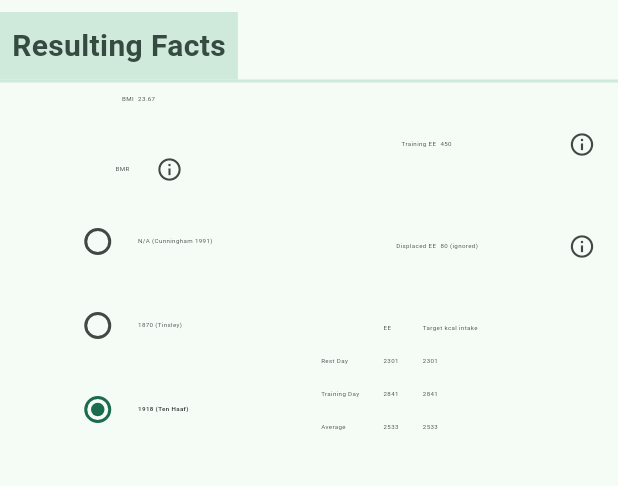
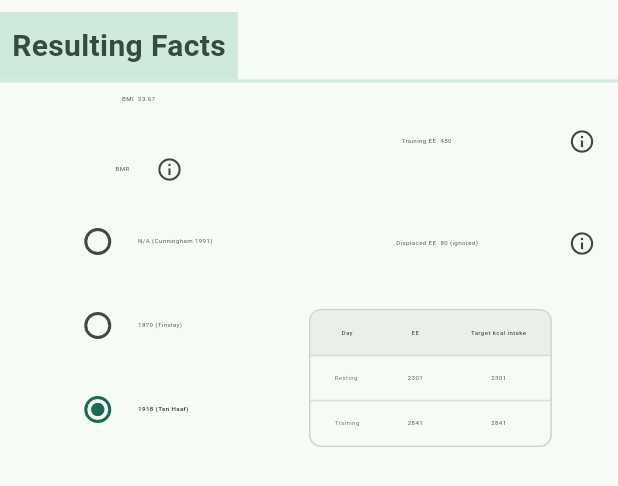
Before and after one commit to Dieterbe/body.build, a Flutter app: the ProgrammerSetupFacts widget shown alone on an empty page, opened directly, on a phone screen of 412 x 824 dp. Shown: the top 486 px of the screen. Run offline on Flutter 3.47's test engine with Material 3 defaults, Android fonts, the phone set to English and light mode, and no system bars; our stand-ins replace flutter_markdown, flutter_riverpod, freezed_annotation, go_router, riverpod_annotation, shared_preferences; missing offline and left inert: iconify_flutter, ml_linalg; accounts and stored records are empty; generated files the repository leaves out were written again.

Commit message:
cleanup EE/intake table design

```diff
--- a/lib/ui/programmer/page/programmer_setup_facts.dart
+++ b/lib/ui/programmer/page/programmer_setup_facts.dart
@@ -186,52 +186,147 @@ class ProgrammerSetupFacts extends ConsumerWidget {
                             help: helpDisplacedEE,
                           ),
                           const SizedBox(height: 20),
-                        Table(
+                          Container(
+                            decoration: BoxDecoration(
+                              borderRadius: BorderRadius.circular(8),
+                              border: Border.all(
+                                color: Theme.of(context)
+                                    .dividerColor
+                                    .withOpacity(0.3),
+                                width: 1,
+                              ),
+                            ),
+                            clipBehavior: Clip.antiAlias,
+                            child: Table(
                               defaultColumnWidth: const IntrinsicColumnWidth(),
+                              border: TableBorder(
+                                horizontalInside: BorderSide(
+                                  color: Theme.of(context)
+                                      .dividerColor
+                                      .withOpacity(0.2),
+                                  width: 1,
+                                ),
+                              ),
                               children: [
                                 TableRow(
+                                  decoration: BoxDecoration(
+                                    color: Theme.of(context)
+                                        .colorScheme
+                                        .surfaceVariant
+                                        .withOpacity(0.5),
+                                  ),
                                   children: [
-                                const SizedBox(), // Empty cell for row headers
-                                pad8(Text('EE', style: ts100(context))),
-                                pad8(Text('Target kcal intake',
-                                    style: ts100(context))),
+                                    Container(
+                                      padding: const EdgeInsets.symmetric(
+                                          horizontal: 16, vertical: 12),
+                                      alignment: Alignment.center,
+                                      child: Text('Day',
+                                          style: ts100(context).copyWith(
+                                            fontWeight: FontWeight.w500,
+                                            color: Theme.of(context)
+                                                .colorScheme
+                                                .onSurfaceVariant,
+                                          )),
+                                    ),
+                                    Container(
+                                      padding: const EdgeInsets.symmetric(
+                                          horizontal: 16, vertical: 12),
+                                      alignment: Alignment.center,
+                                      child: Text('EE',
+                                          style: ts100(context).copyWith(
+                                            fontWeight: FontWeight.w500,
+                                            color: Theme.of(context)
+                                                .colorScheme
+                                                .onSurfaceVariant,
+                                          )),
+                                    ),
+                                    Container(
+                                      padding: const EdgeInsets.symmetric(
+                                          horizontal: 16, vertical: 12),
+                                      alignment: Alignment.center,
+                                      child: Text('Target kcal intake',
+                                          style: ts100(context).copyWith(
+                                            fontWeight: FontWeight.w500,
+                                            color: Theme.of(context)
+                                                .colorScheme
+                                                .onSurfaceVariant,
+                                          )),
+                                    ),
                                   ],
                                 ),
                                 TableRow(
                                   children: [
-                                pad8(Text('Rest Day', style: ts100(context))),
-                                pad8(Text(restingDayEE.round().toString(),
-                                    style: ts100(context))),
-                                pad8(Text(
+                                    Container(
+                                      padding: const EdgeInsets.symmetric(
+                                          horizontal: 16, vertical: 12),
+                                      child: Text('Resting',
+                                          style: ts100(context).copyWith(
+                                            color: Theme.of(context)
+                                                .colorScheme
+                                                .onSurface
+                                                .withOpacity(0.8),
+                                          ),
+                                          textAlign: TextAlign.left),
+                                    ),
+                                    Container(
+                                      padding: const EdgeInsets.symmetric(
+                                          horizontal: 16, vertical: 12),
+                                      alignment: Alignment.center,
+                                      child: Text(
+                                        restingDayEE.round().toString(),
+                                        style: ts100(context),
+                                      ),
+                                    ),
+                                    Container(
+                                      padding: const EdgeInsets.symmetric(
+                                          horizontal: 16, vertical: 12),
+                                      alignment: Alignment.center,
+                                      child: Text(
                                         targetIntakeResting.round().toString(),
-                                    style: ts100(context))),
+                                        style: ts100(context),
+                                      ),
+                                    ),
                                   ],
                                 ),
                                 TableRow(
                                   children: [
-                                pad8(Text('Training Day',
-                                    style: ts100(context))),
-                                pad8(Text(trainingDayEE.round().toString(),
-                                    style: ts100(context))),
-                                pad8(Text(
+                                    Container(
+                                      padding: const EdgeInsets.symmetric(
+                                          horizontal: 16, vertical: 12),
+                                      child: Text('Training',
+                                          style: ts100(context).copyWith(
+                                            color: Theme.of(context)
+                                                .colorScheme
+                                                .onSurface
+                                                .withOpacity(0.8),
+                                          ),
+                                          textAlign: TextAlign.left),
+                                    ),
+                                    Container(
+                                      padding: const EdgeInsets.symmetric(
+                                          horizontal: 16, vertical: 12),
+                                      alignment: Alignment.center,
+                                      child: Text(
+                                        trainingDayEE.round().toString(),
+                                        style: ts100(context),
+                                      ),
+                                    ),
+                                    Container(
+                                      padding: const EdgeInsets.symmetric(
+                                          horizontal: 16, vertical: 12),
+                                      alignment: Alignment.center,
+                                      child: Text(
                                         targetIntakeTraining.round().toString(),
-                                    style: ts100(context))),
-                              ],
+                                        style: ts100(context),
                                       ),
-                            TableRow(
-                              children: [
-                                pad8(Text('Average', style: ts100(context))),
-                                pad8(Text(averageDayEE.round().toString(),
-                                    style: ts100(context))),
-                                pad8(Text(targetIntake.round().toString(),
-                                    style: ts100(context))),
-                              ],
                                     ),
                                   ],
                                 ),
                               ],
                             ),
-                  )
+                          ),
+                        ],
+                      ))
                 ],
               )
             ],
```
Also changed, not shown: 3 other files. Lines whose indentation alone changed are shown as unchanged.
